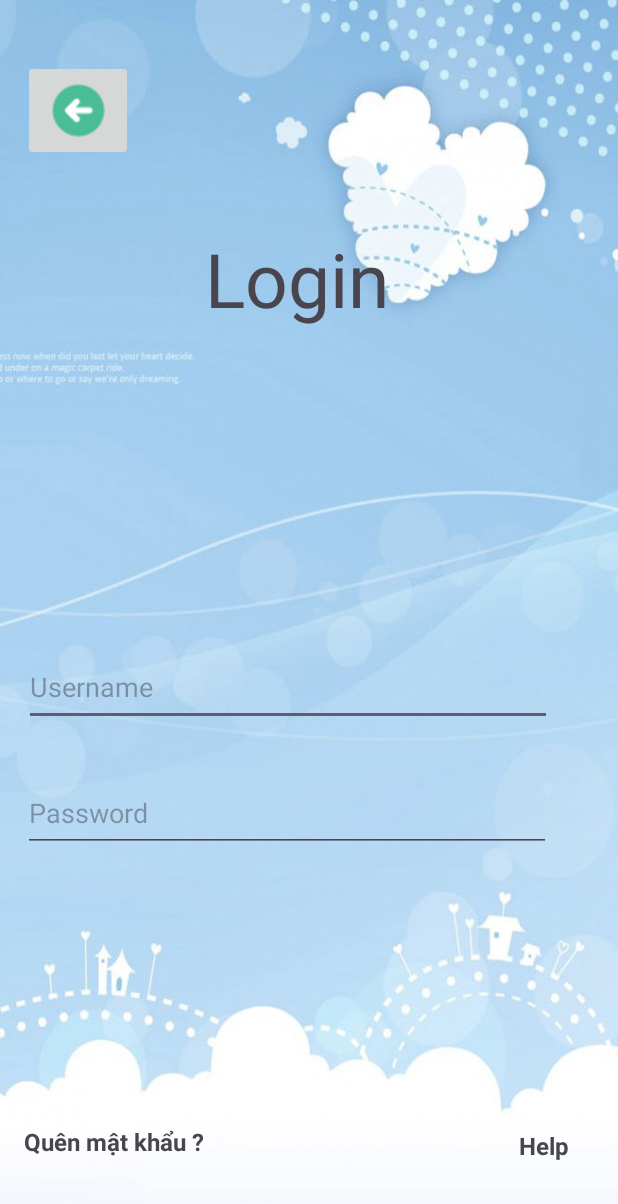
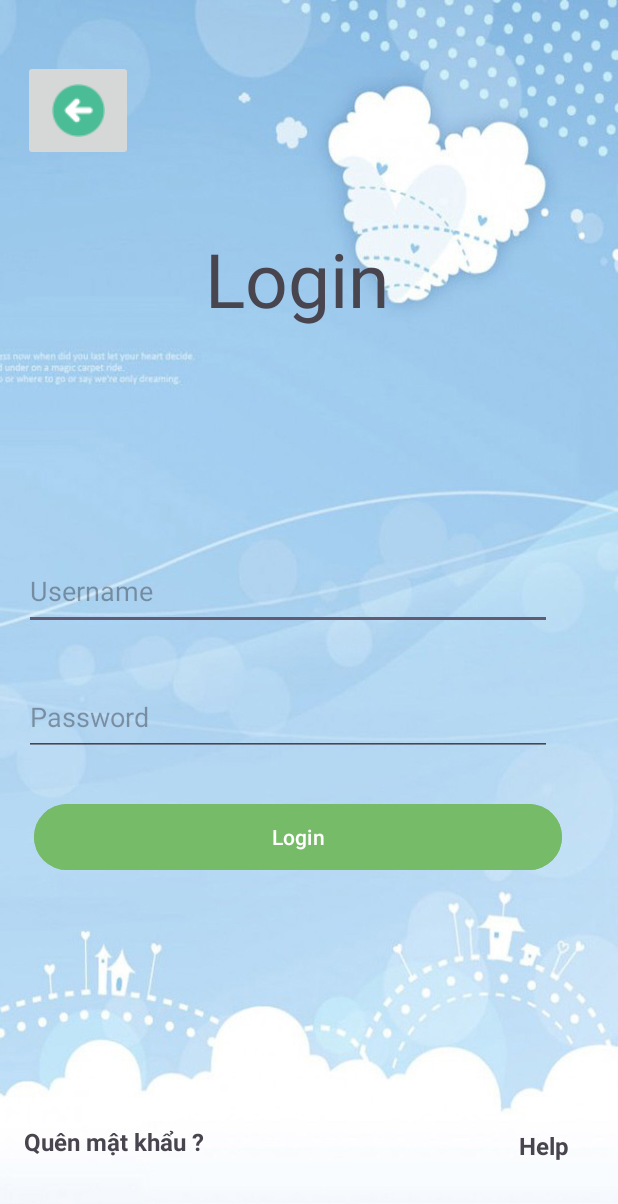
Before and after one commit to Cstrien/Thi_Trac_Nghiem, an Android app: the login screen opened directly, with no data from a screen before it, on a phone screen of 412 x 824 dp. Shown: the top 1204 px of the screen. Run offline under Robolectric (Android 15) with nearby library versions, the phone set to English and light mode, and no system bars; 1 statement that could not run was skipped.

Commit message:
Chuối Login Register

```diff
--- a/app/src/main/java/com/cstrien/thi_trac_nghiem/login.java
+++ b/app/src/main/java/com/cstrien/thi_trac_nghiem/login.java
@@ -2,13 +2,39 @@ package com.cstrien.thi_trac_nghiem;
 
 import androidx.appcompat.app.AppCompatActivity;
 
+import android.content.Intent;
 import android.os.Bundle;
+import android.view.View;
+import android.widget.Button;
+import android.widget.ImageButton;
 
 public class login extends AppCompatActivity {
+    ImageButton imgBack;
+    Button btnLogin;
 
     @Override
     protected void onCreate(Bundle savedInstanceState) {
         super.onCreate(savedInstanceState);
         setContentView(R.layout.activity_login);
+        addControl();
+        imgBack.setOnClickListener(new View.OnClickListener() {
+            @Override
+            public void onClick(View v) {
+                Intent intent=new Intent(login.this, MainActivity.class );
+                startActivity(intent);
+            }
+        });
+        //sự kiện đăng login
+        btnLogin.setOnClickListener(new View.OnClickListener() {
+            @Override
+            public void onClick(View v) {
+
+            }
+        });
+
+    }
+
+    private void addControl() {
+        imgBack=findViewById(R.id.imgBack);
     }
 }
--- a/app/src/main/res/layout/activity_login.xml
+++ b/app/src/main/res/layout/activity_login.xml
@@ -9,7 +9,7 @@
 
 
     <ImageButton
-        android:id="@+id/imageButton"
+        android:id="@+id/imgBack"
         android:layout_width="73dp"
         android:layout_height="67dp"
         android:layout_marginTop="40dp"
@@ -36,13 +36,13 @@
         android:id="@+id/edtPassword"
         android:layout_width="352dp"
         android:layout_height="52dp"
-        android:layout_marginBottom="256dp"
+        android:layout_marginBottom="320dp"
+        android:ems="10"
         android:hint="Password"
-        android:ems="10"
         android:inputType="textPassword"
         app:layout_constraintBottom_toBottomOf="parent"
         app:layout_constraintEnd_toEndOf="parent"
-        app:layout_constraintHorizontal_bias="0.254"
+        app:layout_constraintHorizontal_bias="0.271"
         app:layout_constraintStart_toStartOf="parent" />
 
     <TextView
@@ -84,4 +84,16 @@
         app:layout_constraintEnd_toEndOf="parent"
         app:layout_constraintHorizontal_bias="0.953"
         app:layout_constraintStart_toStartOf="parent" />
+
+    <Button
+        android:id="@+id/btnLogin"
+        android:layout_width="352dp"
+        android:layout_height="52dp"
+        android:backgroundTint="@color/Xanh"
+        android:layout_marginTop="28dp"
+        android:text="Login"
+        app:layout_constraintEnd_toEndOf="parent"
+        app:layout_constraintHorizontal_bias="0.376"
+        app:layout_constraintStart_toStartOf="parent"
+        app:layout_constraintTop_toBottomOf="@+id/edtPassword" />
 </androidx.constraintlayout.widget.ConstraintLayout>
--- a/app/src/main/res/values/colors.xml
+++ b/app/src/main/res/values/colors.xml
@@ -3,4 +3,5 @@
     <color name="black">#FF000000</color>
     <color name="white">#FFFFFFFF</color>
     <color name="CamTrang">#FFCC00</color>
+    <color name="Xanh">	#76BB68</color>
 </resources>
```
Also changed, not shown: app/src/main/AndroidManifest.xml (+2 -6 lines), app/src/main/java/com/cstrien/thi_trac_nghiem/MainActivity.java (+11 -0 lines), app/src/main/java/com/cstrien/thi_trac_nghiem/register.java (added, +14 -0 lines), app/src/main/res/layout/activity_register.xml (added, +111 -0 lines).
